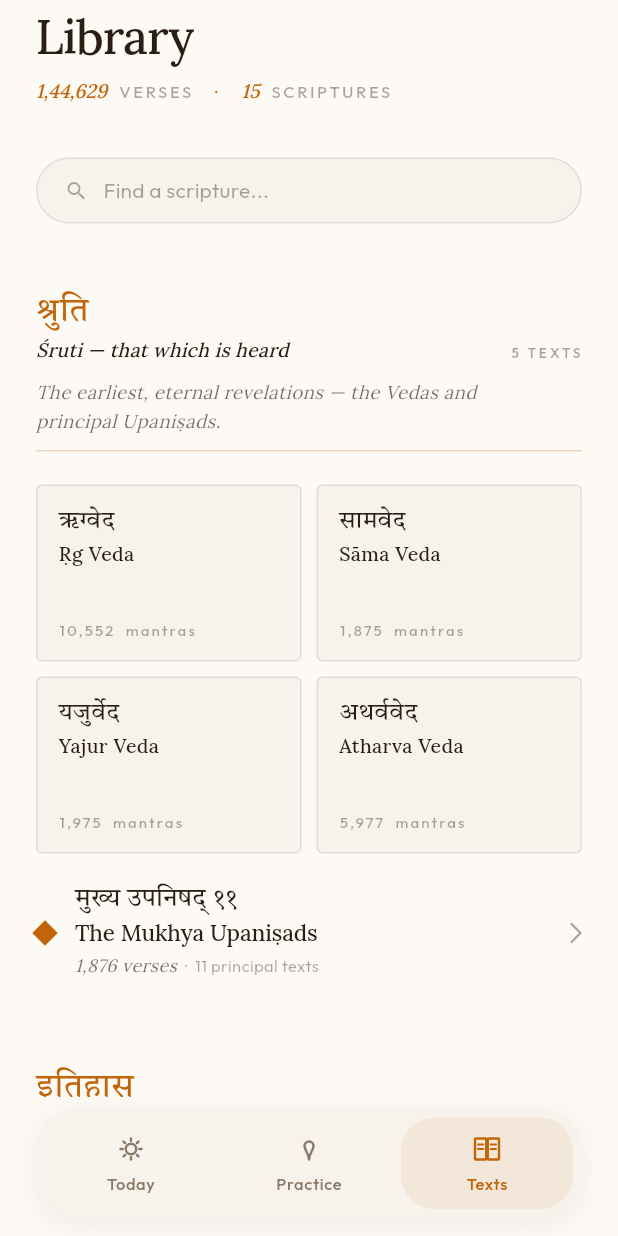
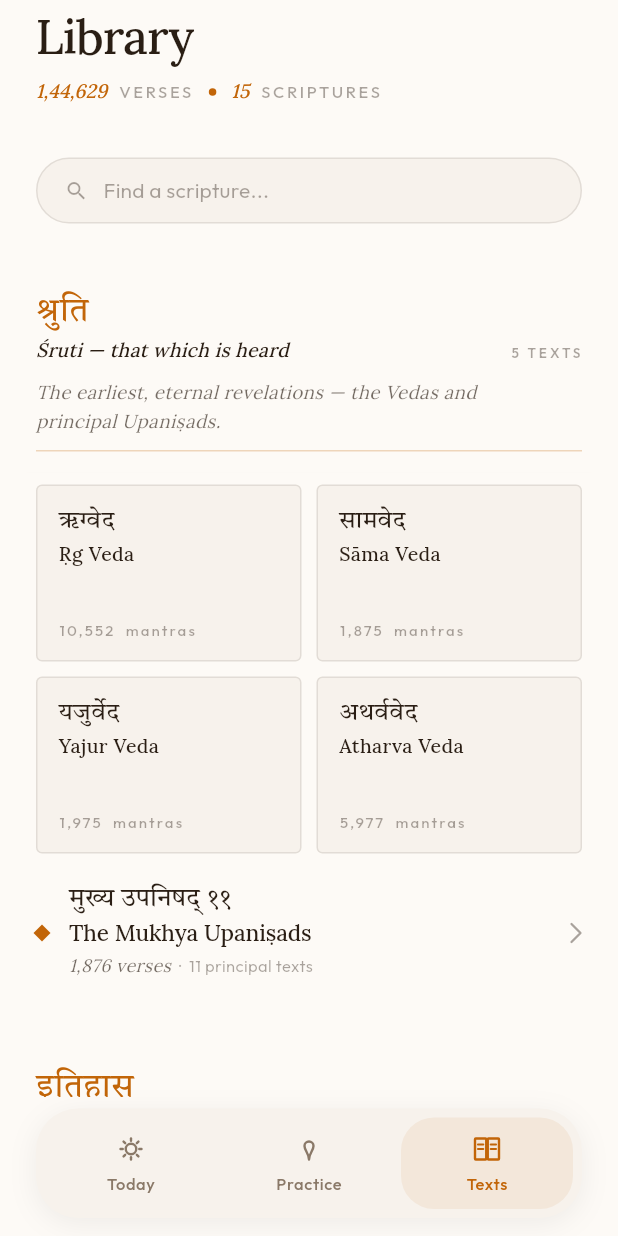
Before and after one commit to Saurabh-7973/sanatan_guide, a Flutter app: the ScriptureLibraryPage screen opened by its route, on a phone screen of 412 x 824 dp. Run offline on Flutter 3.47's test engine with Material 3 defaults, Android fonts, the phone set to English and light mode, and no system bars; our stand-ins replace dio, drift, firebase_analytics, firebase_core, firebase_crashlytics, firebase_remote_config and 17 more; missing offline and left inert: haptic_feedback; accounts and stored records are empty; generated files the repository leaves out were written again; project files that could hold a hidden picture were left out.

Commit message:
fix(library): solid saffron bullet in header stats; revert row diamond
The text glyph "·" between "VERSES" and "SCRIPTURES" in the Library
header read as a thin tick. Replaced with a 5 px saffron circle via
a WidgetSpan with PlaceholderAlignment.middle so the bullet sits on
the visual midline of the surrounding text and reads as a real dot.

Row diamond reverted from 12 → 8 px (the previous bump targeted the
wrong glyph; the row marker is fine at 8).

Co-Authored-By: Claude Opus 4.7 <noreply@anthropic.com>

```diff
--- a/lib/presentation/features/scripture_reader/pages/scripture_library_page.dart
+++ b/lib/presentation/features/scripture_reader/pages/scripture_library_page.dart
@@ -239,9 +239,19 @@ class _Header extends StatelessWidget {
                   ),
                 ),
                 const TextSpan(text: '  VERSES'),
-                TextSpan(
-                  text: '   ·   ',
-                  style: TextStyle(color: saffron),
+                WidgetSpan(
+                  alignment: PlaceholderAlignment.middle,
+                  child: Padding(
+                    padding: const EdgeInsets.symmetric(horizontal: 10),
+                    child: Container(
+                      width: 5,
+                      height: 5,
+                      decoration: BoxDecoration(
+                        color: saffron,
+                        shape: BoxShape.circle,
+                      ),
+                    ),
+                  ),
                 ),
                 TextSpan(
                   text: '$scriptures',
@@ -643,10 +653,10 @@ class _ScriptureRow extends StatelessWidget {
 
     // Align diamond + chevron with the English-line center per the mockup:
     // Hindi (17·1.2 = 20.4) + 3 gap + (English-line 15·1.25 = 18.75) / 2.
-    // Glyph (12 h) lands at top inset 20.4 + 3 + (18.75 − 12) / 2 ≈ 27.
+    // Glyph (8 h) lands at top inset 20.4 + 3 + (18.75 − 8) / 2 ≈ 29.
     // Chevron (14 h) lands at top inset 20.4 + 3 + (18.75 − 14) / 2 ≈ 26.
-    const diamondSize = 12.0;
-    const diamondTop = 27.0;
+    const diamondSize = 8.0;
+    const diamondTop = 29.0;
     const chevronTop = 26.0;
 
     return InkWell(
```
